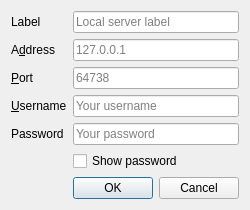
Before: the Qt Designer form src/mumble/ConnectDialogEdit.ui in mumble-voip/mumble, drawn with Qt 5.
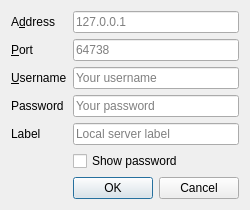
After: the same form once the commit is applied.

Commit message: Make label default to hostname

What changed in the file:
```diff
--- a/src/mumble/ConnectDialogEdit.ui
+++ b/src/mumble/ConnectDialogEdit.ui
@@ -7,7 +7,7 @@
     <x>0</x>
     <y>0</y>
     <width>243</width>
-    <height>194</height>
+    <height>197</height>
    </rect>
   </property>
   <property name="sizePolicy">
@@ -20,30 +20,6 @@
    <string>Edit Server</string>
   </property>
   <layout class="QGridLayout" name="gridLayout">
-   <item row="0" column="0">
-    <widget class="QLabel" name="qliName">
-     <property name="text">
-      <string>Label</string>
-     </property>
-     <property name="buddy">
-      <cstring>qleName</cstring>
-     </property>
-    </widget>
-   </item>
-   <item row="0" column="1">
-    <widget class="QLineEdit" name="qleName">
-     <property name="toolTip">
-      <string>Name of the server</string>
-     </property>
-     <property name="whatsThis">
-      <string>&lt;b&gt;Label&lt;/b&gt;&lt;br/&gt;
-Label of the server. This is what the server will be named like in your server list and can be chosen freely.</string>
-     </property>
-     <property name="placeholderText">
-      <string>Local server label</string>
-     </property>
-    </widget>
-   </item>
    <item row="1" column="0">
     <widget class="QLabel" name="qliServer">
      <property name="text">
@@ -92,7 +68,7 @@
      </property>
     </widget>
    </item>
-   <item row="3" column="0">
+   <item row="4" column="0">
     <widget class="QLabel" name="qliUsername">
      <property name="text">
       <string>&amp;Username</string>
@@ -102,7 +78,14 @@
      </property>
     </widget>
    </item>
-   <item row="3" column="1">
+   <item row="5" column="0">
+    <widget class="QLabel" name="qliPassword">
+     <property name="text">
+      <string>Password</string>
+     </property>
+    </widget>
+   </item>
+   <item row="4" column="1">
     <widget class="QLineEdit" name="qleUsername">
      <property name="toolTip">
       <string>Username to send to the server</string>
@@ -116,21 +99,14 @@
      </property>
     </widget>
    </item>
-   <item row="6" column="1">
+   <item row="8" column="1">
     <widget class="QDialogButtonBox" name="qdbbButtonBox">
      <property name="standardButtons">
       <set>QDialogButtonBox::Cancel|QDialogButtonBox::Ok</set>
      </property>
     </widget>
    </item>
-   <item row="4" column="0">
-    <widget class="QLabel" name="qliPassword">
-     <property name="text">
-      <string>Password</string>
-     </property>
-    </widget>
-   </item>
-   <item row="4" column="1">
+   <item row="5" column="1">
     <widget class="QLineEdit" name="qlePassword">
      <property name="toolTip">
       <string>Password to send to the server</string>
@@ -144,7 +120,7 @@
      </property>
     </widget>
    </item>
-   <item row="5" column="1">
+   <item row="7" column="1">
     <widget class="QCheckBox" name="qcbShowPassword">
      <property name="toolTip">
       <string/>
@@ -154,6 +130,30 @@
      </property>
     </widget>
    </item>
+   <item row="6" column="0">
+    <widget class="QLabel" name="qliName">
+     <property name="text">
+      <string>Label</string>
+     </property>
+     <property name="buddy">
+      <cstring>qleName</cstring>
+     </property>
+    </widget>
+   </item>
+   <item row="6" column="1">
+    <widget class="QLineEdit" name="qleName">
+     <property name="toolTip">
+      <string>Name of the server</string>
+     </property>
+     <property name="whatsThis">
+      <string>&lt;b&gt;Label&lt;/b&gt;&lt;br/&gt;
+Label of the server. This is what the server will be named like in your server list and can be chosen freely.</string>
+     </property>
+     <property name="placeholderText">
+      <string>Local server label</string>
+     </property>
+    </widget>
+   </item>
   </layout>
  </widget>
  <tabstops>
```
Left out of the diff: 1 changed line with no effect on the pictures. The commit also changes 1 other file.
